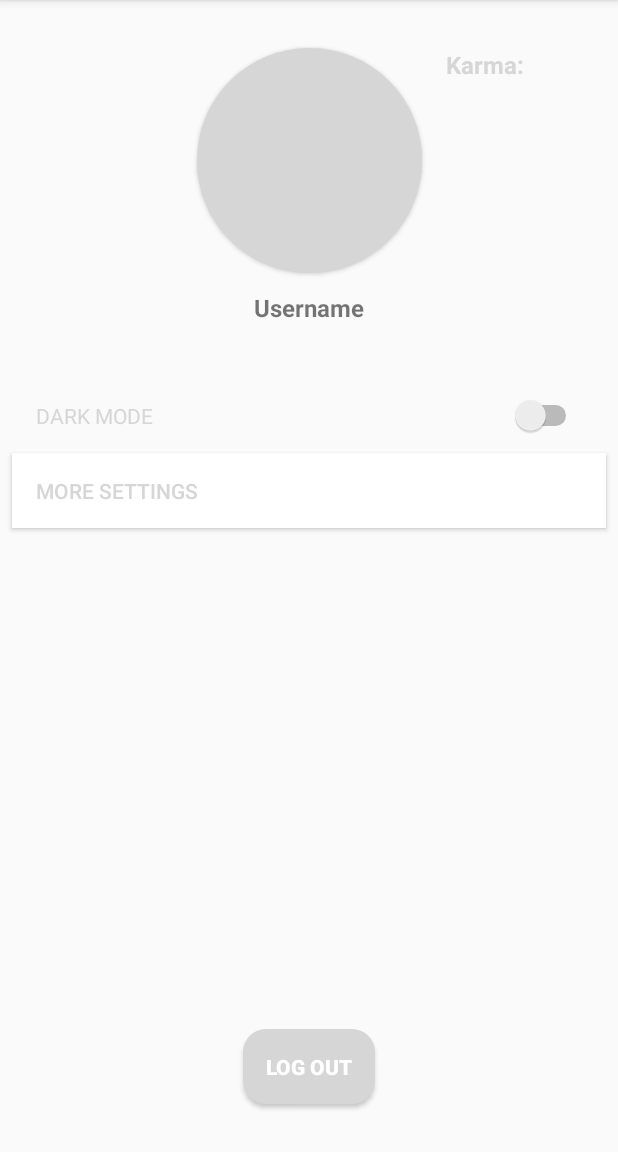
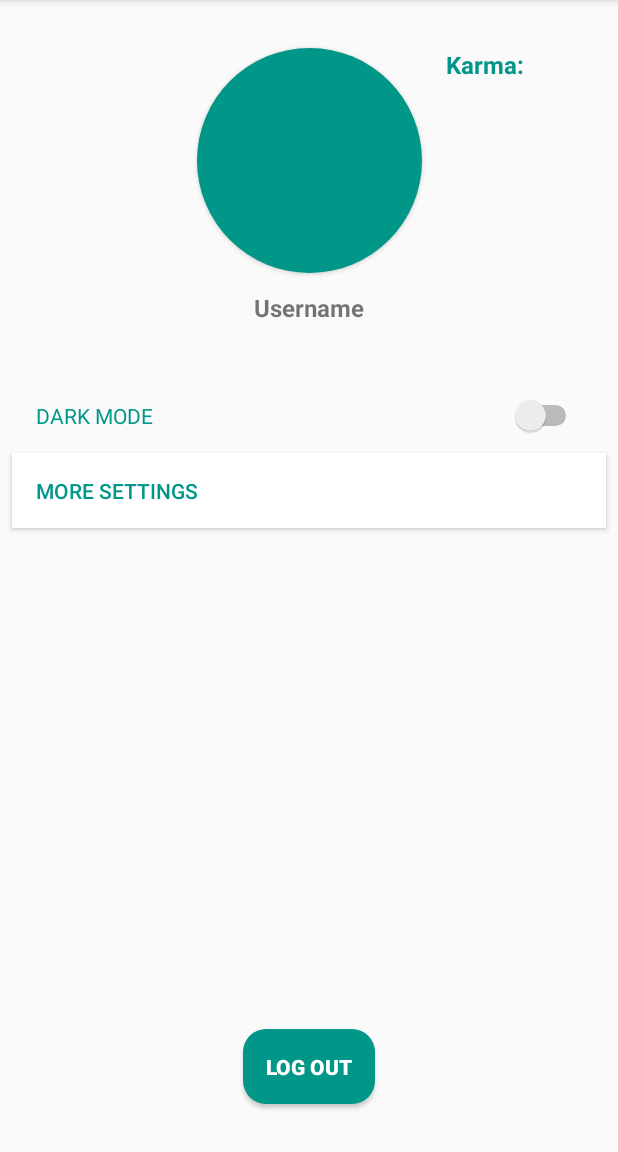
Before and after one commit to TakuHazard/MarketPlace, an Android app: the ProfileActivity screen opened directly, with no data from a screen before it, on a phone screen of 412 x 824 dp, the part 84-1236 px from its top. Run offline under Robolectric (Android 15) with nearby library versions, the phone set to English and light mode, and no system bars.

Commit message:
Change colours

```diff
--- a/app/src/main/res/drawable/rounded_log_out_button.xml
+++ b/app/src/main/res/drawable/rounded_log_out_button.xml
@@ -1,5 +1,5 @@
 <?xml version="1.0" encoding="utf-8"?>
 <shape xmlns:android="http://schemas.android.com/apk/res/android">
     <corners android:radius="15dp" />
-    <solid android:color="@color/colorAccent"></solid>
+    <solid android:color="@color/primaryColor" />
 </shape>
--- a/app/src/main/res/drawable/rounded_profile_activity_button.xml
+++ b/app/src/main/res/drawable/rounded_profile_activity_button.xml
@@ -1,5 +1,5 @@
 <?xml version="1.0" encoding="utf-8"?>
 <shape xmlns:android="http://schemas.android.com/apk/res/android">
     <corners android:radius="75dp" />
-    <solid android:color="@color/colorPrimary"></solid>
+    <solid android:color="@color/primaryColor"></solid>
 </shape>
--- a/app/src/main/res/layout/activity_profile.xml
+++ b/app/src/main/res/layout/activity_profile.xml
@@ -32,7 +32,7 @@
         android:paddingLeft="16dp"
         android:paddingRight="16dp"
         android:text="DARK MODE"
-        android:textColor="@color/colorPrimary"
+        android:textColor="@color/primaryColor"
         app:layout_constraintEnd_toEndOf="parent"
         app:layout_constraintHorizontal_bias="0.0"
         app:layout_constraintStart_toStartOf="parent"
@@ -51,7 +51,7 @@
         android:paddingLeft="16dp"
         android:paddingRight="16dp"
         android:text="More settings"
-        android:textColor="@color/colorPrimary"
+        android:textColor="@color/primaryColor"
         app:layout_constraintEnd_toEndOf="parent"
         app:layout_constraintHorizontal_bias="0.0"
         app:layout_constraintStart_toStartOf="parent"
@@ -102,7 +102,7 @@
         android:text="Karma: "
         android:textSize="16sp"
         android:textStyle="bold"
-        android:textColor="@color/colorAccent"
+        android:textColor="@color/primaryColor"
         app:layout_constraintStart_toEndOf="@+id/profile_picture_profile"
         app:layout_constraintTop_toTopOf="@+id/profile_picture_profile" />
 
```
